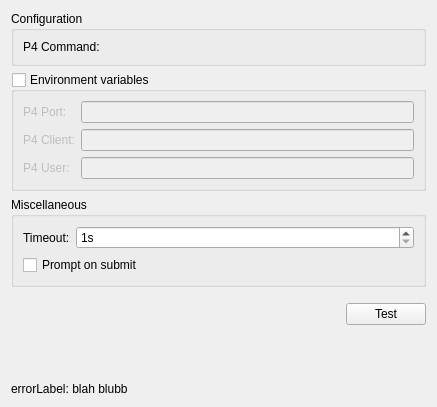
First picture: the form in src/plugins/perforce/settingspage.ui, repository qt-creator/qt-creator, before the edit.
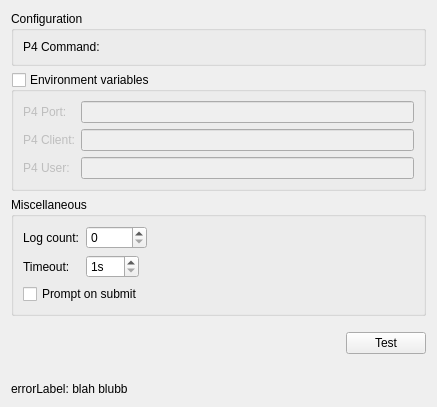
Second picture: the form after the edit. Custom widgets are drawn as their Qt base class.

Diff of the .ui file:
```diff
--- a/src/plugins/perforce/settingspage.ui
+++ b/src/plugins/perforce/settingspage.ui
@@ -90,21 +90,17 @@
       <string>Miscellaneous</string>
      </property>
      <layout class="QFormLayout" name="formLayout_2">
-      <item row="1" column="0" colspan="2">
-       <widget class="QCheckBox" name="promptToSubmitCheckBox">
-        <property name="text">
-         <string>Prompt on submit</string>
-        </property>
-       </widget>
-      </item>
-      <item row="0" column="0">
+      <property name="fieldGrowthPolicy">
+       <enum>QFormLayout::ExpandingFieldsGrow</enum>
+      </property>
+      <item row="1" column="0">
        <widget class="QLabel" name="timeOutLabel">
         <property name="text">
          <string>Timeout:</string>
         </property>
        </widget>
       </item>
-      <item row="0" column="1">
+      <item row="1" column="1">
        <widget class="QSpinBox" name="timeOutSpinBox">
         <property name="suffix">
          <string>s</string>
@@ -117,6 +113,27 @@
         </property>
        </widget>
       </item>
+      <item row="2" column="0" colspan="2">
+       <widget class="QCheckBox" name="promptToSubmitCheckBox">
+        <property name="text">
+         <string>Prompt on submit</string>
+        </property>
+       </widget>
+      </item>
+      <item row="0" column="0">
+       <widget class="QLabel" name="logCountLabel">
+        <property name="text">
+         <string>Log count:</string>
+        </property>
+       </widget>
+      </item>
+      <item row="0" column="1">
+       <widget class="QSpinBox" name="logCountSpinBox">
+        <property name="maximum">
+         <number>10000</number>
+        </property>
+       </widget>
+      </item>
      </layout>
     </widget>
    </item>
```
